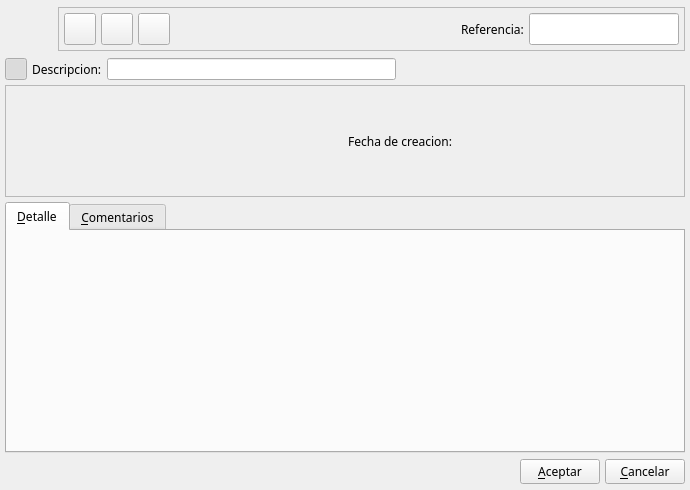
Old version of the form bulmages/bulmafact/src/plugincontratos/contratobase.ui in the repository eboladev/Bulmages-1.
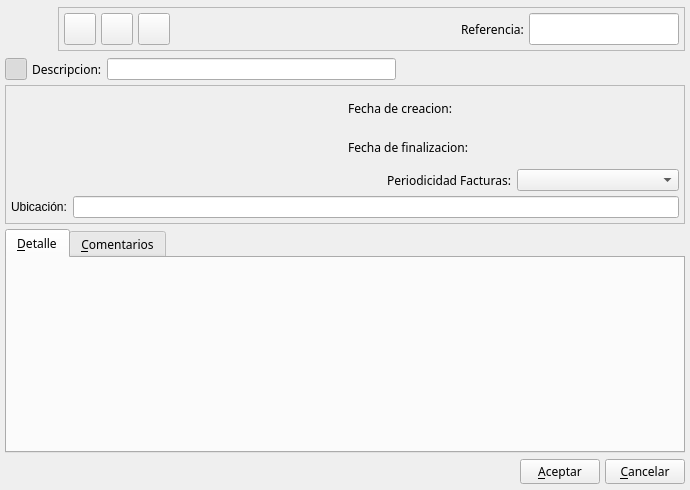
New version of the form. The open tabs and pages were chosen to show the change. Icons and pictures are not drawn. Custom widgets are drawn as their Qt base class.

The edit to the form file:
```diff
--- a/bulmages/bulmafact/src/plugincontratos/contratobase.ui
+++ b/bulmages/bulmafact/src/plugincontratos/contratobase.ui
@@ -11,7 +11,7 @@
    </rect>
   </property>
   <property name="windowTitle" >
-   <string>Nueva factura a cliente</string>
+   <string>Nuevo Contrato</string>
   </property>
   <property name="windowIcon" >
    <iconset resource="../../../bulmages.qrc" >:/Bulmafact48x48/images/png/48x48/i_bulmages_ventas_facturas.48x48.png</iconset>
@@ -263,6 +263,9 @@
           <property name="text" >
            <string>Referencia:</string>
           </property>
+          <property name="buddy" >
+           <cstring>mui_refcontrato</cstring>
+          </property>
          </widget>
         </item>
         <item>
@@ -352,10 +355,13 @@
        <property name="text" >
         <string>Descripcion:</string>
        </property>
+       <property name="buddy" >
+        <cstring>mui_nomcontrato</cstring>
+       </property>
       </widget>
      </item>
      <item>
-      <widget class="QLineEdit" name="mui_desccontrato" >
+      <widget class="QLineEdit" name="mui_nomcontrato" >
        <property name="sizePolicy" >
         <sizepolicy>
          <hsizetype>7</hsizetype>
@@ -404,14 +410,14 @@
      <property name="frameShadow" >
       <enum>QFrame::Raised</enum>
      </property>
-     <layout class="QHBoxLayout" >
+     <layout class="QGridLayout" >
       <property name="margin" >
        <number>5</number>
       </property>
       <property name="spacing" >
        <number>5</number>
       </property>
-      <item>
+      <item rowspan="3" row="0" column="0" >
        <widget class="BusquedaCliente" native="1" name="mui_idcliente" >
         <property name="sizePolicy" >
          <sizepolicy>
@@ -429,7 +435,116 @@
         </property>
        </widget>
       </item>
-      <item>
+      <item row="2" column="1" >
+       <layout class="QHBoxLayout" >
+        <property name="margin" >
+         <number>0</number>
+        </property>
+        <property name="spacing" >
+         <number>6</number>
+        </property>
+        <item>
+         <widget class="QLabel" name="label8_3" >
+          <property name="font" >
+           <font>
+            <family>Sans Serif</family>
+            <pointsize>9</pointsize>
+            <weight>50</weight>
+            <italic>false</italic>
+            <bold>false</bold>
+            <underline>false</underline>
+            <strikeout>false</strikeout>
+           </font>
+          </property>
+          <property name="text" >
+           <string>Periodicidad Facturas:</string>
+          </property>
+          <property name="alignment" >
+           <set>Qt::AlignRight|Qt::AlignTrailing|Qt::AlignVCenter</set>
+          </property>
+          <property name="buddy" >
+           <cstring>mui_periodicidadcontrato</cstring>
+          </property>
+         </widget>
+        </item>
+        <item>
+         <widget class="BusquedaPeriodo" name="mui_periodicidadcontrato" />
+        </item>
+       </layout>
+      </item>
+      <item row="3" column="0" colspan="2" >
+       <layout class="QHBoxLayout" >
+        <property name="margin" >
+         <number>0</number>
+        </property>
+        <property name="spacing" >
+         <number>6</number>
+        </property>
+        <item>
+         <widget class="QLabel" name="label" >
+          <property name="text" >
+           <string>Ubicación:</string>
+          </property>
+          <property name="buddy" >
+           <cstring>mui_loccontrato</cstring>
+          </property>
+         </widget>
+        </item>
+        <item>
+         <widget class="QLineEdit" name="mui_loccontrato" />
+        </item>
+       </layout>
+      </item>
+      <item row="1" column="1" >
+       <layout class="QHBoxLayout" >
+        <property name="margin" >
+         <number>0</number>
+        </property>
+        <property name="spacing" >
+         <number>6</number>
+        </property>
+        <item>
+         <widget class="QLabel" name="label8_2" >
+          <property name="font" >
+           <font>
+            <family>Sans Serif</family>
+            <pointsize>9</pointsize>
+            <weight>50</weight>
+            <italic>false</italic>
+            <bold>false</bold>
+            <underline>false</underline>
+            <strikeout>false</strikeout>
+           </font>
+          </property>
+          <property name="text" >
+           <string>Fecha de finalizacion:</string>
+          </property>
+          <property name="alignment" >
+           <set>Qt::AlignRight|Qt::AlignTrailing|Qt::AlignVCenter</set>
+          </property>
+         </widget>
+        </item>
+        <item>
+         <widget class="BusquedaFecha" native="1" name="mui_ffincontrato" >
+          <property name="sizePolicy" >
+           <sizepolicy>
+            <hsizetype>7</hsizetype>
+            <vsizetype>13</vsizetype>
+            <horstretch>0</horstretch>
+            <verstretch>0</verstretch>
+           </sizepolicy>
+          </property>
+          <property name="minimumSize" >
+           <size>
+            <width>100</width>
+            <height>0</height>
+           </size>
+          </property>
+         </widget>
+        </item>
+       </layout>
+      </item>
+      <item row="0" column="1" >
        <layout class="QHBoxLayout" >
         <property name="margin" >
          <number>0</number>
@@ -498,7 +613,7 @@
       </font>
      </property>
      <property name="currentIndex" >
-      <number>1</number>
+      <number>0</number>
      </property>
      <widget class="QWidget" name="tab1" >
       <attribute name="title" >
@@ -512,11 +627,11 @@
         <number>6</number>
        </property>
        <item>
-        <widget class="FacturasListSubform" native="1" name="subform2" >
+        <widget class="FacturasContratoListSubForm" native="1" name="subform2" >
          <property name="sizePolicy" >
           <sizepolicy>
-           <hsizetype>7</hsizetype>
-           <vsizetype>7</vsizetype>
+           <hsizetype>13</hsizetype>
+           <vsizetype>13</vsizetype>
            <horstretch>0</horstretch>
            <verstretch>0</verstretch>
           </sizepolicy>
@@ -537,7 +652,7 @@
         <number>6</number>
        </property>
        <item>
-        <widget class="QTextEdit" name="mui_comentcontrato" />
+        <widget class="QTextEdit" name="mui_descontrato" />
        </item>
       </layout>
      </widget>
@@ -617,15 +732,20 @@
    <header>busquedareferencia.h</header>
   </customwidget>
   <customwidget>
-   <class>FacturasListSubform</class>
+   <class>FacturasContratoListSubForm</class>
    <extends>QWidget</extends>
-   <header>facturaslist.h</header>
+   <header>contratoview.h</header>
   </customwidget>
   <customwidget>
    <class>BusquedaCliente</class>
    <extends>QWidget</extends>
    <header>busquedacliente.h</header>
   </customwidget>
+  <customwidget>
+   <class>BusquedaPeriodo</class>
+   <extends>QComboBox</extends>
+   <header>busquedaperiodo.h</header>
+  </customwidget>
  </customwidgets>
  <resources>
   <include location="../../../bulmages.qrc" />
@@ -638,8 +758,8 @@
    <slot>setShown(bool)</slot>
    <hints>
     <hint type="sourcelabel" >
-     <x>25</x>
-     <y>85</y>
+     <x>27</x>
+     <y>83</y>
     </hint>
     <hint type="destinationlabel" >
      <x>85</x>
```
